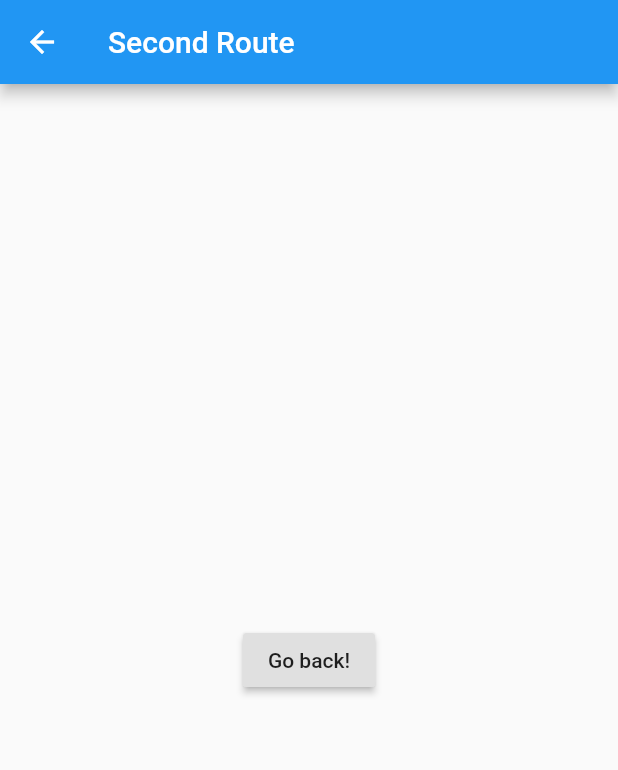
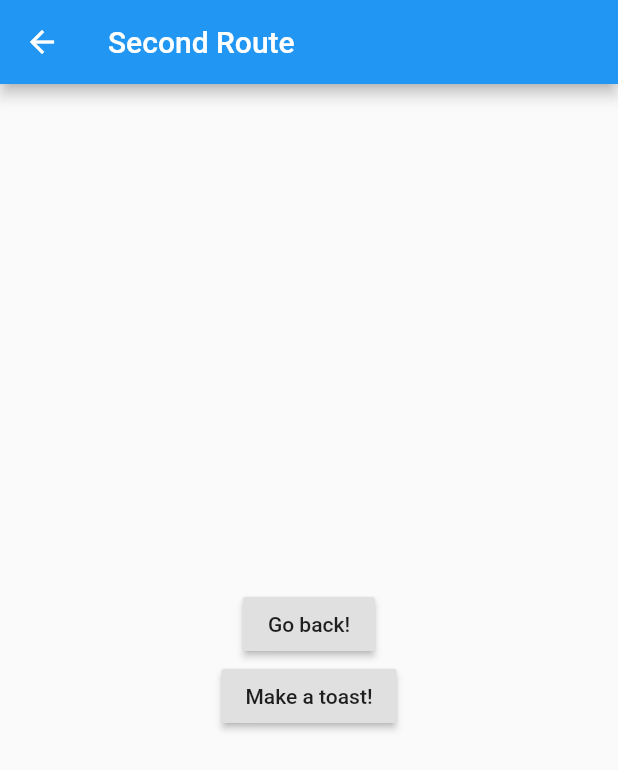
Before and after one commit to pramonow/flutter-example, a Flutter app: the SecondApp screen opened directly, on a phone screen of 412 x 824 dp. Shown: the top 770 px of the screen. Run offline on Flutter 3.47's test engine with Material 2 defaults, Android fonts, the phone set to English and light mode, and no system bars.

Commit message:
toast example (?)

```diff
--- a/lib/secondApp.dart
+++ b/lib/secondApp.dart
@@ -5,18 +5,38 @@ import 'package:flutter/material.dart';
 class SecondApp extends StatelessWidget {
   @override
   Widget build(BuildContext context) {
+
+    void goBack() {
+      Navigator.pop(context);
+    }
+
+    void makeToast(BuildContext context) {
+      Scaffold.of(context).showSnackBar(new SnackBar(
+        content: new Text("Your toast here"),
+      ));
+    }
+
     return Scaffold(
       appBar: AppBar(
         title: Text("Second Route"),
       ),
-      body: Center(
-        child: RaisedButton(
-          onPressed: () {
-            Navigator.pop(context);
-          },
-          child: Text('Go back!'),
-        ),
+      body: Builder(
+        builder:(context) => Center (
+        child: Column(
+        mainAxisAlignment: MainAxisAlignment.center,
+        children: <Widget>[
+          RaisedButton(
+            onPressed: goBack,
+            child: Text('Go back!'),
+          ),
+          RaisedButton(
+            onPressed: () {makeToast(context);},
+            child: Text('Make a toast!'),
+          ),
+        ],
       ),
+      ),
+    )
     );
   }
 }
```
